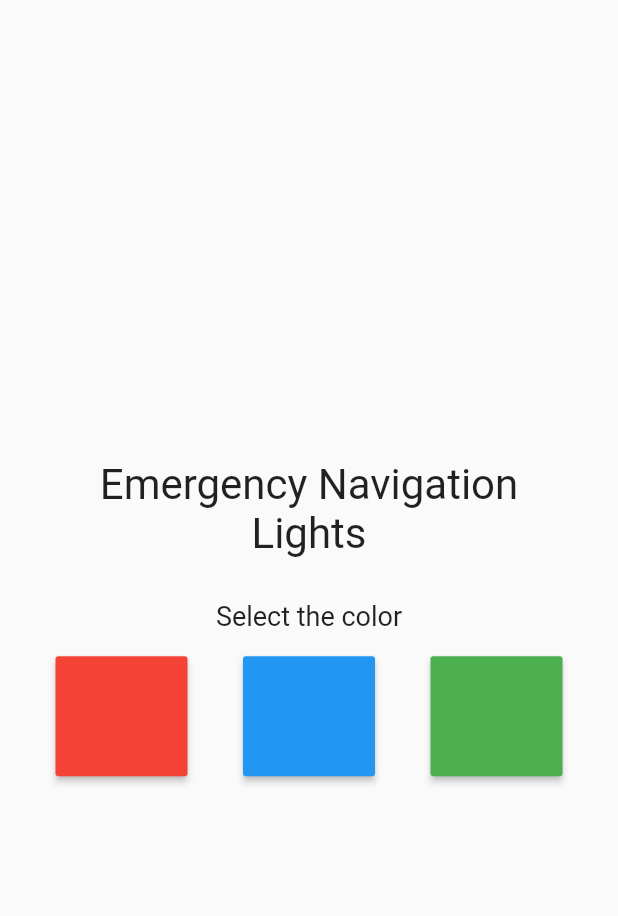
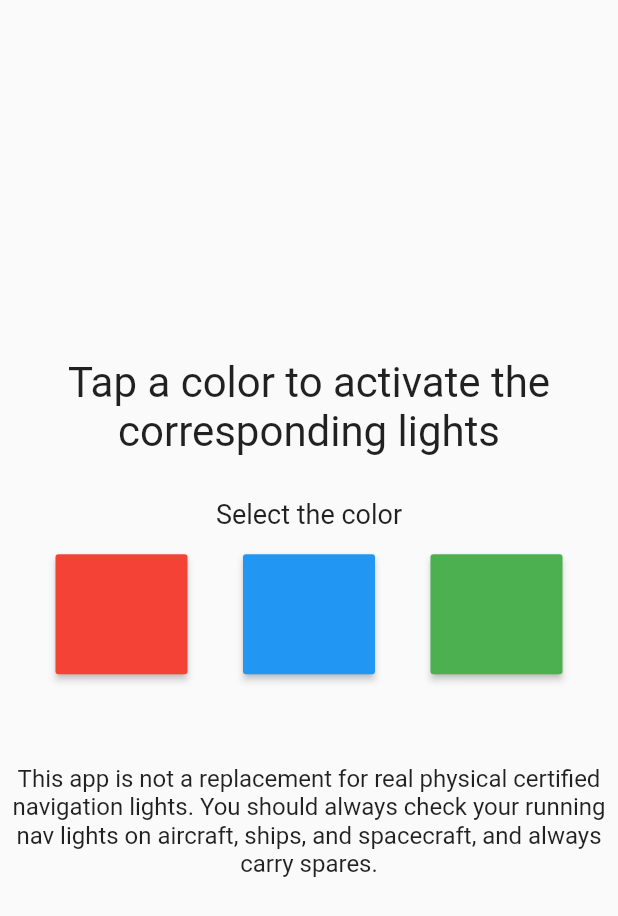
Before and after one commit to supitchayapat/emergency-nav-lights-sim-flutter, a Flutter app: the screen it shows after launch, on a phone screen of 412 x 824 dp. Shown: the top 916 px of the screen. Run offline on Flutter 3.47's test engine with Material 2 defaults, Android fonts, the phone set to English and light mode, and no system bars.

Commit message:
colors/copy
edited colors and added some copy

```diff
--- a/lib/page/home-page.dart
+++ b/lib/page/home-page.dart
@@ -11,7 +11,7 @@ class HomePage extends StatelessWidget {
           children: <Widget>[
             Container(
               margin: EdgeInsets.only(bottom: 28.0),
-              child: Text("Emergency Navigation\nLights",
+              child: Text("Tap a color to activate the corresponding lights",
                   textAlign: TextAlign.center,
                   style: TextStyle(fontSize: 28.0)),
             ),
@@ -38,10 +38,11 @@ class HomePage extends StatelessWidget {
                 MaterialButton(
                     height: 80.0,
                     color: Colors.blue,
+                    color: Colors.white,
                     onPressed: () {
                       Navigator.push(
                         context,
-                        MaterialPageRoute(builder: (context) => LightPage(Colors.blue)),
+                        MaterialPageRoute(builder: (context) => LightPage(Colors.white)),
                       );
                     }),
                 MaterialButton(
@@ -54,7 +55,13 @@ class HomePage extends StatelessWidget {
                       );
                     }),
               ],
-            )
+            ),
+             Container(
+                    margin: EdgeInsets.only(top: 60.0),
+                    child: Text("This app is not a replacement for real physical certified navigation lights. You should always check your running nav lights on aircraft, ships, and spacecraft, and always carry spares.",
+                  textAlign: TextAlign.center,
+                  style: TextStyle(fontSize: 16.0)),
+                     )
           ],
         ),
       ),
```
